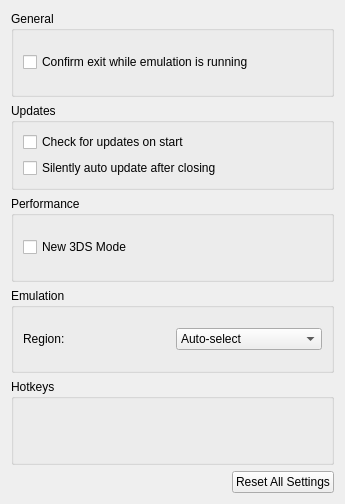
Before: the Qt Designer form src/citra_qt/configuration/configure_general.ui in terrascura/citra, drawn with Qt 5.
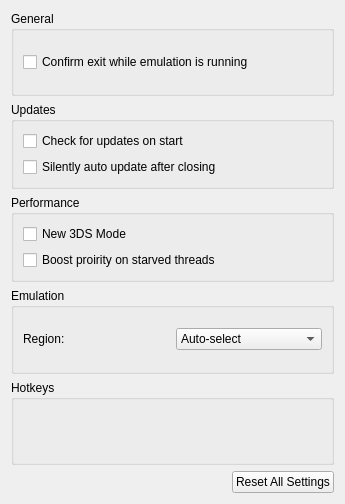
After: the same form once the commit is applied. Custom widgets are drawn as their Qt base class.

Commit message: Dragios' priority-boost

What changed in the file:
```diff
--- a/src/citra_qt/configuration/configure_general.ui
+++ b/src/citra_qt/configuration/configure_general.ui
@@ -78,6 +78,13 @@
             </property>
            </widget>
           </item>
+          <item>
+           <widget class="QCheckBox" name="toggle_use_priority_boost">
+            <property name="text">
+             <string>Boost proirity on starved threads</string>
+            </property>
+           </widget>
+          </item>
          </layout>
         </item>
        </layout>
```
The commit also changes 5 other files.
